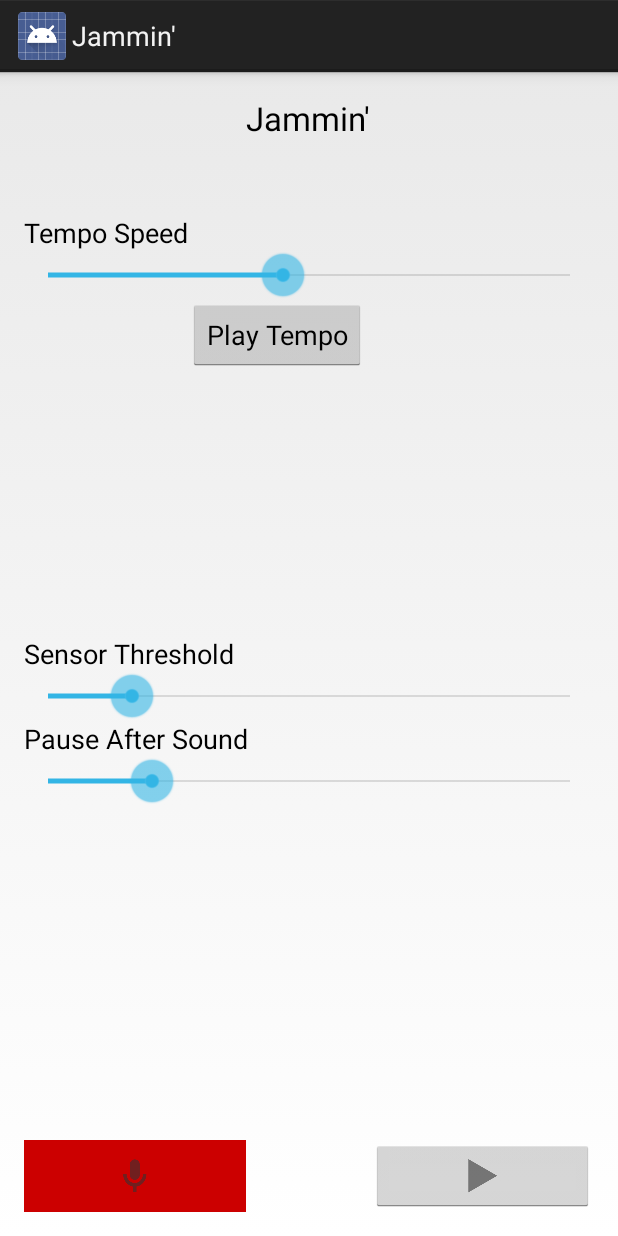
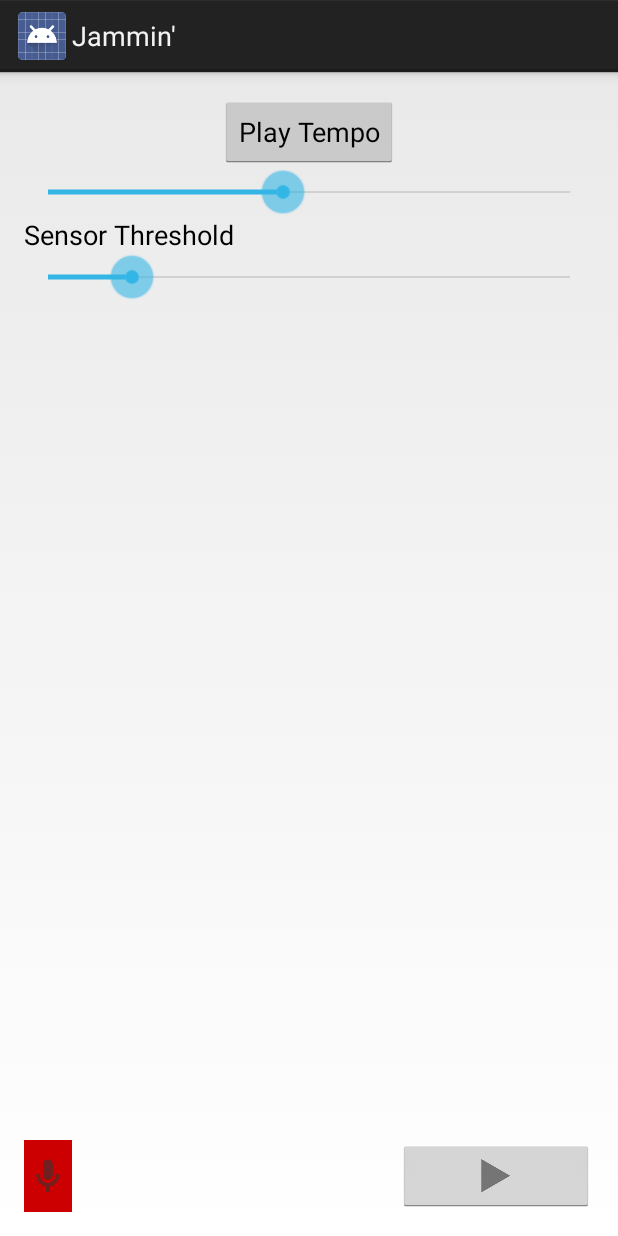
Before and after one commit to pducic/noise-maker, an Android app: the screen it shows after launch (MainActivity), on a phone screen of 412 x 824 dp. Run offline under Robolectric (Android 15) with nearby library versions, the phone set to English and light mode, and no system bars; 1 statement that could not run was skipped.

Commit message:
removed pause slider. added multiple tracks recording

```diff
--- a/src/main/java/com/example/pducic/noisemaker/MainActivity.java
+++ b/src/main/java/com/example/pducic/noisemaker/MainActivity.java
@@ -1,6 +1,8 @@
 package com.example.pducic.noisemaker;
 
 import android.app.Activity;
+import android.app.AlertDialog;
+import android.content.DialogInterface;
 import android.hardware.Sensor;
 import android.hardware.SensorEvent;
 import android.hardware.SensorEventListener;
@@ -12,15 +14,19 @@ import android.os.Bundle;
 import android.util.Log;
 import android.view.View;
 import android.view.WindowManager;
+import android.widget.AdapterView;
 import android.widget.Button;
 import android.widget.ImageButton;
+import android.widget.ListView;
 import android.widget.SeekBar;
 
+import java.util.ArrayList;
+import java.util.Comparator;
 import java.util.HashMap;
-import java.util.Iterator;
 import java.util.LinkedList;
 import java.util.List;
 import java.util.Map;
+import java.util.PriorityQueue;
 
 
 public class MainActivity extends Activity implements SensorEventListener {
@@ -42,15 +48,17 @@ public class MainActivity extends Activity implements SensorEventListener {
     private TempoTask tempoTask;
     private Button tempoButton;
     private SeekBar tempoSlider;
-    private boolean recording = false;
-    private boolean playing = false;
+    private boolean isRecording = false;
+    private boolean isPlaying = false;
     private ImageButton playButton;
     private ImageButton recordButton;
     private long startRecording;
-    private List<Sound> recordedSoundsCollection = new LinkedList<Sound>();
+    private List<Sound> currentRecording = new LinkedList<Sound>();
+    private List<Recording> recordings = new ArrayList<Recording>();
     private PlayTask playTask;
     private SoundPool soundPool;
     private Map<Direction, Integer> soundDirections = new HashMap<Direction, Integer>();
+    private RecordingsListAdapter recordingsListAdapter;
 
     @Override
     protected void onCreate(Bundle savedInstanceState) {
@@ -65,7 +73,7 @@ public class MainActivity extends Activity implements SensorEventListener {
         soundDirections.put(Direction.RIGHT, soundPool.load(this, R.raw.f, 1));
 
         tempoSound = MediaPlayer.create(this, R.raw.pop);
-        setContentView(R.layout.activity_my);
+        setContentView(R.layout.main_activity);
         tempoButton = (Button) findViewById(R.id.playTempoButton);
         tempoSlider = (SeekBar)findViewById(R.id.tempoSeekbar);
         playButton = (ImageButton) findViewById(R.id.playButton);
@@ -73,7 +81,29 @@ public class MainActivity extends Activity implements SensorEventListener {
         tempoSlider.setProgress(tempoToSlider(DEFAULT_TEMPO));
         tempoTask = new TempoTask();
         playTask = new PlayTask();
-
+        recordingsListAdapter = new RecordingsListAdapter(this, recordings);
+        ListView recordingsListView = (ListView) findViewById(R.id.recordingsList);
+        recordingsListView.setOnItemClickListener(new AdapterView.OnItemClickListener() {
+            @Override
+            public void onItemClick(AdapterView<?> parent, View view, final int position, long id) {
+                new AlertDialog.Builder(MainActivity.this)
+                        .setTitle("Delete entry")
+                        .setMessage("Are you sure you want to delete this entry?")
+                        .setPositiveButton(android.R.string.yes, new DialogInterface.OnClickListener() {
+                            public void onClick(DialogInterface dialog, int which) {
+                                recordingsListAdapter.remove(recordings.get(position));
+                            }
+                        })
+                        .setNegativeButton(android.R.string.no, new DialogInterface.OnClickListener() {
+                            public void onClick(DialogInterface dialog, int which) {
+                                // do nothing
+                            }
+                        })
+                        .setIcon(android.R.drawable.ic_dialog_alert)
+                        .show();
+            }
+        });
+        recordingsListView.setAdapter(recordingsListAdapter);
         SeekBar sensorSlider = (SeekBar)findViewById(R.id.sensorThresholdSlider);
         sensorSlider.setOnSeekBarChangeListener(new SeekBar.OnSeekBarChangeListener() {
             @Override
@@ -90,24 +120,6 @@ public class MainActivity extends Activity implements SensorEventListener {
             }
         });
         sensorSlider.setProgress(thresholdToAccelerometerSlider(sensorThreshold));
-
-        SeekBar pauseSlider = (SeekBar)findViewById(R.id.pauseSlider);
-        pauseSlider.setOnSeekBarChangeListener(new SeekBar.OnSeekBarChangeListener() {
-            @Override
-            public void onProgressChanged(SeekBar seekBar, int progress, boolean fromUser) {
-                pauseThreshold = sliderToPauseThreshold(progress);
-            }
-
-            @Override
-            public void onStartTrackingTouch(SeekBar seekBar) {
-            }
-
-            @Override
-            public void onStopTrackingTouch(SeekBar seekBar) {
-            }
-        });
-        pauseSlider.setProgress(thresholdToPauseSlider(pauseThreshold));
-
     }
 
     @Override
@@ -142,12 +154,12 @@ public class MainActivity extends Activity implements SensorEventListener {
 
             if(sound.getAmplitude() > sensorThreshold){
                 Log.d("PLAYING", Float.toString(x) + "   " + Float.toString(z) + "   ");
-                if(recording){
-                    if (recordedSoundsCollection.size() > MAX_RECORDING_SIZE) {
+                if(isRecording){
+                    if (currentRecording.size() > MAX_RECORDING_SIZE) {
                         stopRecording();
                     }
                     sound.setTime(curTime - startRecording);
-                    recordedSoundsCollection.add(sound);
+                    currentRecording.add(sound);
                 }
                 playSound(sound, curTime);
             }
@@ -167,7 +179,7 @@ public class MainActivity extends Activity implements SensorEventListener {
     }
 
     public void onPlayClick(View view){
-        if(playing){
+        if(isPlaying){
             stopPlaying();
         }
         else{
@@ -176,7 +188,7 @@ public class MainActivity extends Activity implements SensorEventListener {
     }
 
     public void onRecordClick(View view){
-        if(recording){
+        if(isRecording){
             stopRecording();
         }
         else{
@@ -186,7 +198,7 @@ public class MainActivity extends Activity implements SensorEventListener {
 
     private void startPlaying() {
         Log.i("Play", "Starting...");
-        playing = true;
+        isPlaying = true;
         playButton.setImageResource(R.drawable.ic_action_stop);
         playTask.start();
 
@@ -194,35 +206,35 @@ public class MainActivity extends Activity implements SensorEventListener {
 
     private void stopPlaying() {
         Log.i("Play", "Stopping...");
-        playing = false;
+        isPlaying = false;
         playButton.setImageResource(R.drawable.ic_action_play);
         playTask.stop();
     }
 
     private void startRecording() {
-        recordedSoundsCollection.clear();
-        recording = true;
+        currentRecording.clear();
+        isRecording = true;
         startRecording = System.currentTimeMillis();
         recordButton.setBackgroundResource(android.R.color.darker_gray);
         playButton.setEnabled(false);
     }
 
     private void stopRecording() {
-        recording = false;
+        isRecording = false;
         recordButton.setBackgroundResource(android.R.color.holo_red_dark);
         playButton.setEnabled(true);
+        recordingsListAdapter.add(new Recording(getString(R.string.recording) + getNextEntryIndex(recordings), new LinkedList<Sound>(currentRecording)));
     }
 
-    private int thresholdToPauseSlider(int pauseThreshold) {
-        return (pauseThreshold - 100) / 20;
+    private int getNextEntryIndex(List<Recording> recordings) {
+        if(recordings.isEmpty()) return 1;
+        String recordingString = getString(R.string.recording);
+        String lastEntryName = recordings.get(recordings.size() - 1).getName();
+        return Integer.valueOf(lastEntryName.substring(lastEntryName.indexOf(recordingString) + recordingString.length())) + 1;
     }
 
     private int thresholdToAccelerometerSlider(float accelerometerThreshold) {
         return (int) (accelerometerThreshold / 0.3);
-    }
-
-    private int sliderToPauseThreshold(int progress) {
-        return 10 + progress * 20;
     }
 
     private float sliderToAccelerometerThreshold(int progress) {
@@ -296,14 +308,26 @@ public class MainActivity extends Activity implements SensorEventListener {
     private class PlayTask extends Task {
 
         private long startTime;
-        private Iterator<Sound> iterator;
         private Sound next;
+        private PriorityQueue<Sound> soundsPriorityQueue;
 
         @Override
         void start() {
             super.start();
-            iterator = recordedSoundsCollection.iterator();
-            next = iterator.next();
+            int size = 0;
+            for (Recording recording : recordings) {
+                size+=recording.getSounds().size();
+            }
+            soundsPriorityQueue = new PriorityQueue<Sound>(size, new Comparator<Sound>() {
+                @Override
+                public int compare(Sound lhs, Sound rhs) {
+                    return lhs.getTime() < rhs.getTime() ? -1 : (lhs.getTime() == rhs.getTime() ? 0 : 1);
+                }
+            });
+            for (Recording recording : recordings) {
+                soundsPriorityQueue.addAll(recording.getSounds());
+            }
+            next = soundsPriorityQueue.isEmpty()? null : soundsPriorityQueue.poll();
             startTime = System.currentTimeMillis();
         }
 
@@ -320,7 +344,7 @@ public class MainActivity extends Activity implements SensorEventListener {
             }
             if(System.currentTimeMillis() - startTime > next.getTime()){
                 playSound(next, null);
-                next = iterator.hasNext()? iterator.next() : null;
+                next = soundsPriorityQueue.isEmpty()? null : soundsPriorityQueue.poll();
             }
         }
     }
--- /dev/null
+++ b/src/main/java/com/example/pducic/noisemaker/RecordingsListAdapter.java
@@ -0,0 +1,37 @@
+package com.example.pducic.noisemaker;
+
+import android.content.Context;
+import android.view.LayoutInflater;
+import android.view.View;
+import android.view.ViewGroup;
+import android.widget.ArrayAdapter;
+import android.widget.TextView;
+
+import java.util.List;
+
+/**
+ * Created by pducic on 02.10.14
+ */
+public class RecordingsListAdapter extends ArrayAdapter<Recording> {
+    private final Context context;
+    private final List<Recording> values;
+
+    public RecordingsListAdapter(Context context, List<Recording> values) {
+        super(context, R.layout.list_view_recording_item, values);
+        this.context = context;
+        this.values = values;
+    }
+
+    @Override
+    public View getView(int position, View convertView, ViewGroup parent) {
+        LayoutInflater inflater = (LayoutInflater) context
+                .getSystemService(Context.LAYOUT_INFLATER_SERVICE);
+        View rowView = inflater.inflate(R.layout.list_view_recording_item, parent, false);
+        TextView textView = (TextView) rowView.findViewById(R.id.textViewItem);
+        textView.setText(values.get(position).getName());
+
+        //here add other content in a recording row
+
+        return rowView;
+    }
+}
--- a/src/main/res/layout/activity_my.xml
+++ b/src/main/res/layout/main_activity.xml
@@ -14,31 +14,11 @@
         android:id="@+id/tempoSeekbar"
         android:max="100"
         android:indeterminate="false"
-        android:layout_below="@+id/speedTextView"
+        android:layout_below="@+id/playTempoButton"
         android:layout_alignParentLeft="true"
         android:layout_alignParentStart="true"
         android:layout_alignParentRight="true"
         android:layout_alignParentEnd="true" />
-
-    <TextView
-        android:layout_width="wrap_content"
-        android:layout_height="wrap_content"
-        android:textAppearance="?android:attr/textAppearanceLarge"
-        android:text="@string/title"
-        android:id="@+id/textView"
-        android:layout_alignParentTop="true"
-        android:layout_centerHorizontal="true" />
-
-    <TextView
-        android:layout_width="wrap_content"
-        android:layout_height="wrap_content"
-        android:textAppearance="?android:attr/textAppearanceMedium"
-        android:text="@string/tempo_speed"
-        android:id="@+id/speedTextView"
-        android:layout_below="@+id/textView"
-        android:layout_alignParentLeft="true"
-        android:layout_alignParentStart="true"
-        android:layout_marginTop="49dp" />
 
     <Button
         android:layout_width="wrap_content"
@@ -48,9 +28,7 @@
         android:clickable="true"
         android:enabled="true"
         android:onClick="onPlayTempoClick"
-        android:layout_below="@+id/tempoSeekbar"
-        android:layout_toRightOf="@+id/speedTextView"
-        android:layout_toEndOf="@+id/speedTextView" />
+        android:layout_centerHorizontal="true" />
 
     <SeekBar
         android:layout_width="wrap_content"
@@ -59,8 +37,7 @@
         android:layout_below="@+id/accelerometerThresholdView"
         android:layout_alignParentLeft="true"
         android:layout_alignParentStart="true"
-        android:layout_alignRight="@+id/pauseSlider"
-        android:layout_alignEnd="@+id/pauseSlider" />
+        android:layout_alignRight="@+id/tempoSeekbar" />
 
     <TextView
         android:layout_width="wrap_content"
@@ -68,32 +45,13 @@
         android:textAppearance="?android:attr/textAppearanceMedium"
         android:text="@string/sensor_threshold"
         android:id="@+id/accelerometerThresholdView"
-        android:layout_centerVertical="true"
+        android:layout_below="@+id/tempoSeekbar"
         android:layout_alignParentLeft="true"
         android:layout_alignParentStart="true" />
-
-    <TextView
-        android:layout_width="wrap_content"
-        android:layout_height="wrap_content"
-        android:textAppearance="?android:attr/textAppearanceMedium"
-        android:text="@string/pause_threshold"
-        android:id="@+id/pauseView"
-        android:layout_below="@+id/sensorThresholdSlider" />
-
-    <SeekBar
-        android:layout_width="wrap_content"
-        android:layout_height="wrap_content"
-        android:id="@+id/pauseSlider"
-        android:layout_below="@+id/pauseView"
-        android:layout_alignParentLeft="true"
-        android:layout_alignParentStart="true"
-        android:layout_alignRight="@+id/tempoSeekbar"
-        android:layout_alignEnd="@+id/tempoSeekbar" />
 
     <ImageButton
         android:layout_width="wrap_content"
         android:layout_height="wrap_content"
-        android:text="@string/record"
         android:id="@+id/recordButton"
         android:onClick="onRecordClick"
         android:src="@drawable/ic_action_mic"
@@ -101,9 +59,7 @@
         android:layout_alignParentBottom="true"
         android:layout_alignParentLeft="true"
         android:layout_alignParentStart="true"
-        android:layout_alignTop="@+id/playButton"
-        android:layout_toLeftOf="@+id/textView"
-        android:layout_toStartOf="@+id/textView" />
+        android:layout_alignTop="@+id/playButton" />
 
     <ImageButton
         android:layout_width="wrap_content"
@@ -113,10 +69,18 @@
         android:id="@+id/playButton"
         android:onClick="onPlayClick"
         android:src="@drawable/ic_action_play"
-        android:layout_toEndOf="@+id/textView"
         android:layout_alignParentBottom="true"
-        android:layout_alignRight="@+id/pauseSlider"
-        android:layout_alignEnd="@+id/pauseSlider"
-        android:layout_toRightOf="@+id/textView" />
+        android:layout_alignRight="@+id/tempoSeekbar"
+        android:layout_toRightOf="@+id/playTempoButton"
+        android:layout_toEndOf="@+id/playTempoButton" />
+
+    <ListView
+        android:layout_width="wrap_content"
+        android:layout_height="wrap_content"
+        android:id="@+id/recordingsList"
+        android:layout_below="@+id/sensorThresholdSlider"
+        android:layout_alignParentLeft="true"
+        android:layout_alignParentStart="true"
+        android:layout_above="@+id/recordButton" />
 
 </RelativeLayout>
--- a/src/main/res/values/strings.xml
+++ b/src/main/res/values/strings.xml
@@ -11,5 +11,6 @@
     <string name="record">Record</string>
     <string name="stop">Stop</string>
     <string name="play">Play</string>
+    <string name="recording">Recording_</string>
 
 </resources>
```
Also changed, not shown: src/main/java/com/example/pducic/noisemaker/Recording.java (added, +25 -0 lines), src/main/res/layout/list_view_recording_item.xml (added, +14 -0 lines).
